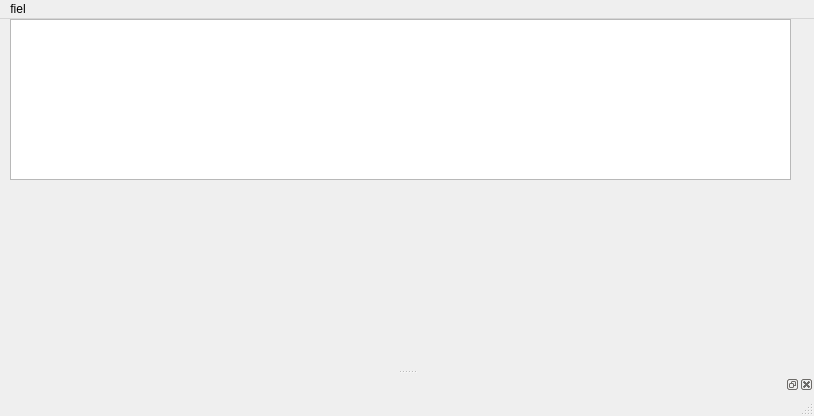
First picture: the form in ui/tools_extension.ui, repository silent-rain/remoteControl, before the edit.
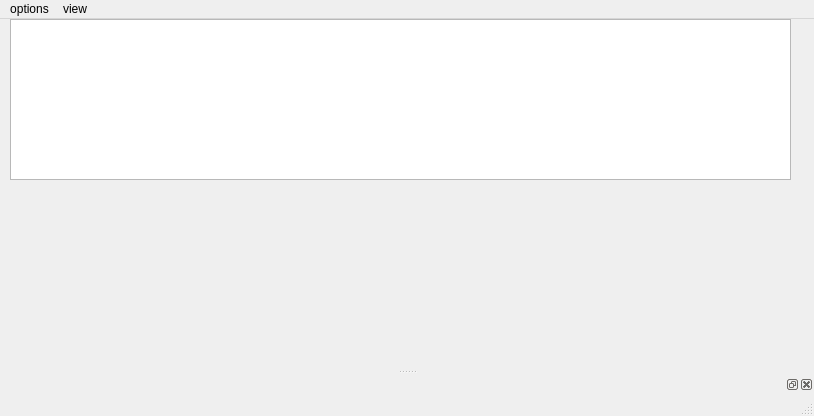
Second picture: the form after the edit.

What changed in the file:
```diff
--- a/ui/tools_extension.ui
+++ b/ui/tools_extension.ui
@@ -25,26 +25,13 @@
     </property>
    </widget>
   </widget>
-  <widget class="QMenuBar" name="menubar">
-   <property name="geometry">
-    <rect>
-     <x>0</x>
-     <y>0</y>
-     <width>814</width>
-     <height>23</height>
-    </rect>
+  <widget class="QStatusBar" name="statusbar">
+   <property name="contextMenuPolicy">
+    <enum>Qt::DefaultContextMenu</enum>
    </property>
-   <widget class="QMenu" name="menufiel">
-    <property name="title">
-     <string>fiel</string>
-    </property>
-    <addaction name="separator"/>
-    <addaction name="separator"/>
-    <addaction name="actionsave"/>
-    <addaction name="separator"/>
-    <addaction name="actionexit"/>
-   </widget>
-   <addaction name="menufiel"/>
+   <property name="acceptDrops">
+    <bool>true</bool>
+   </property>
   </widget>
   <widget class="QStatusBar" name="statusbar"/>
   <widget class="QDockWidget" name="dockWidget_2">
@@ -126,6 +113,38 @@
     </widget>
    </widget>
   </widget>
+  <widget class="QMenuBar" name="menuBar">
+   <property name="geometry">
+    <rect>
+     <x>0</x>
+     <y>0</y>
+     <width>814</width>
+     <height>23</height>
+    </rect>
+   </property>
+   <property name="defaultUp">
+    <bool>true</bool>
+   </property>
+   <widget class="QMenu" name="menuoptions">
+    <property name="title">
+     <string>options</string>
+    </property>
+    <addaction name="actionsettings"/>
+    <addaction name="actionmake_server"/>
+    <addaction name="separator"/>
+    <addaction name="actionexit_2"/>
+   </widget>
+   <widget class="QMenu" name="menuview">
+    <property name="title">
+     <string>view</string>
+    </property>
+    <addaction name="actiontoolbar"/>
+    <addaction name="actiontools_ext"/>
+    <addaction name="actionstatusbar"/>
+   </widget>
+   <addaction name="menuoptions"/>
+   <addaction name="menuview"/>
+  </widget>
   <action name="actionsave">
    <property name="text">
     <string>save</string>
```
Left out of the diff: 48 changed lines with no effect on the pictures.
